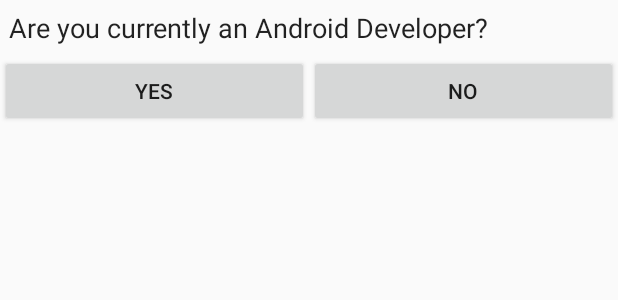
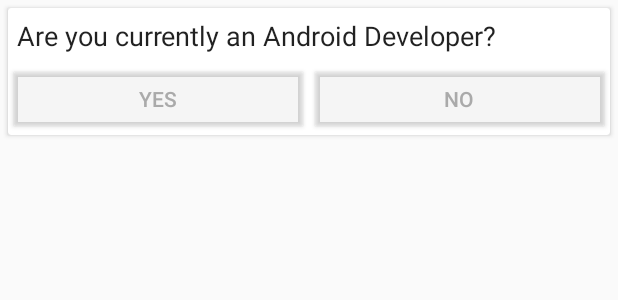
Before and after one commit to realm/realm-surveys, an Android app: the layout survey_item.xml on its own in the app's theme, with its tools: preview values and no code run, on a phone screen of 412 x 824 dp. Shown: the top 300 px of the screen. Run offline under Robolectric (Android 15) with nearby library versions, the phone set to English and light mode, and no system bars.

Commit message:
More functionality.

```diff
--- a/Android/app/src/main/AndroidManifest.xml
+++ b/Android/app/src/main/AndroidManifest.xml
@@ -3,6 +3,7 @@
     package="realm.io.realmsurveys">
 
     <application
+        android:name=".SurveyApplication"
         android:allowBackup="true"
         android:icon="@mipmap/ic_launcher"
         android:label="@string/app_name"
--- /dev/null
+++ b/Android/app/src/main/java/realm/io/realmsurveys/controller/SurveyResponseHandler.java
@@ -0,0 +1,5 @@
+package realm.io.realmsurveys.controller;
+
+public interface SurveyResponseHandler {
+    void onQuestionAnswered(String questionId, boolean response);
+}
--- /dev/null
+++ b/Android/app/src/main/res/color/survey_btn_background_tint.xml
@@ -0,0 +1,10 @@
+<?xml version="1.0" encoding="utf-8"?>
+<selector xmlns:android="http://schemas.android.com/apk/res/android">
+
+    <!-- Disabled state. -->
+    <item android:state_enabled="false" android:color="?attr/colorAccent" />
+
+    <!-- Enabled state. -->
+    <item android:color="?attr/colorButtonNormal" android:alpha="?android:attr/disabledAlpha"/>
+
+</selector>
--- /dev/null
+++ b/Android/app/src/main/res/color/survey_btn_text_color.xml
@@ -0,0 +1,10 @@
+<?xml version="1.0" encoding="utf-8"?>
+<selector xmlns:android="http://schemas.android.com/apk/res/android">
+
+<!-- Disabled state. -->
+<item android:state_enabled="false" android:color="@android:color/white" />
+
+<!-- Enabled state. -->
+<item android:color="@android:color/darker_gray"/>
+
+</selector>
--- a/Android/app/src/main/res/layout/activity_survey.xml
+++ b/Android/app/src/main/res/layout/activity_survey.xml
@@ -1,10 +1,8 @@
 <?xml version="1.0" encoding="utf-8"?>
 <android.support.v7.widget.RecyclerView
-
     xmlns:tools="http://schemas.android.com/tools"
     xmlns:app="http://schemas.android.com/apk/res-auto"
     xmlns:android="http://schemas.android.com/apk/res/android"
-
     android:id="@+id/questionsList"
     android:layout_width="match_parent"
     android:layout_height="wrap_content"
--- a/Android/app/src/main/res/layout/survey_item.xml
+++ b/Android/app/src/main/res/layout/survey_item.xml
@@ -1,7 +1,13 @@
 <?xml version="1.0" encoding="utf-8"?>
+<android.support.v7.widget.CardView xmlns:android="http://schemas.android.com/apk/res/android"
+    xmlns:tools="http://schemas.android.com/tools"
+    android:layout_width="match_parent"
+    android:layout_height="wrap_content"
+    xmlns:app="http://schemas.android.com/apk/res-auto"
+    android:background="@color/cardview_light_background"
+    android:layout_margin="5dp">
+
 <RelativeLayout
-    xmlns:android="http://schemas.android.com/apk/res/android"
-    xmlns:tools="http://schemas.android.com/tools"
 
     android:layout_width="match_parent"
     android:layout_height="wrap_content">
@@ -24,22 +30,27 @@
         android:layout_height="wrap_content"
         android:orientation="horizontal">
 
-        <Button
+        <android.support.v7.widget.AppCompatButton
             android:id="@+id/yesBtn"
             android:layout_weight="1"
             android:layout_width="0dp"
             android:layout_height="wrap_content"
             android:text="Yes"
-            />
+            android:textColor="@color/survey_btn_text_color"
+            app:backgroundTint="@color/survey_btn_background_tint" />
 
-        <Button
+
+        <android.support.v7.widget.AppCompatButton
             android:id="@+id/noBtn"
             android:layout_weight="1"
             android:layout_width="0dp"
             android:layout_height="wrap_content"
             android:text="No"
-            />
+            android:textColor="@color/survey_btn_text_color"
+            app:backgroundTint="@color/survey_btn_background_tint" />
 
     </LinearLayout>
 
 </RelativeLayout>
+
+</android.support.v7.widget.CardView>
--- a/Android/app/src/main/res/values/styles.xml
+++ b/Android/app/src/main/res/values/styles.xml
@@ -8,4 +8,9 @@
         <item name="colorAccent">@color/colorAccent</item>
     </style>
 
+    <style name="SurveyButton" parent="@style/Widget.AppCompat.Button.Colored">
+        <item name="android:colorButtonNormal">@android:color/darker_gray</item>
+        <item name="android:state_enabled">@android:color/darker_gray</item>
+    </style>
+
 </resources>
```
Also changed, not shown: Android/app/build.gradle (+4 -3 lines), Android/app/src/main/java/realm/io/realmsurveys/SharedPrefsUtils.java (added, +43 -0 lines), Android/app/src/main/java/realm/io/realmsurveys/SurveyApplication.java (added, +15 -0 lines), Android/app/src/main/java/realm/io/realmsurveys/controller/QuestionViewAdapter.java (added, +80 -0 lines), Android/app/src/main/java/realm/io/realmsurveys/controller/SurveyActivity.java (+16 -4 lines), Android/app/src/main/java/realm/io/realmsurveys/model/Question.java (+13 -0 lines).
